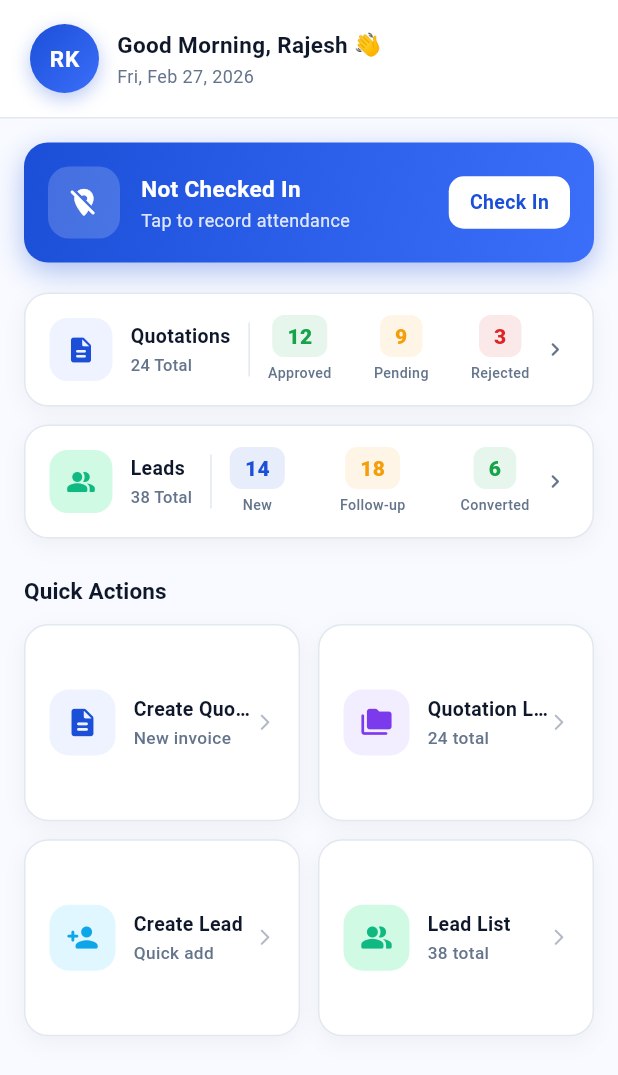
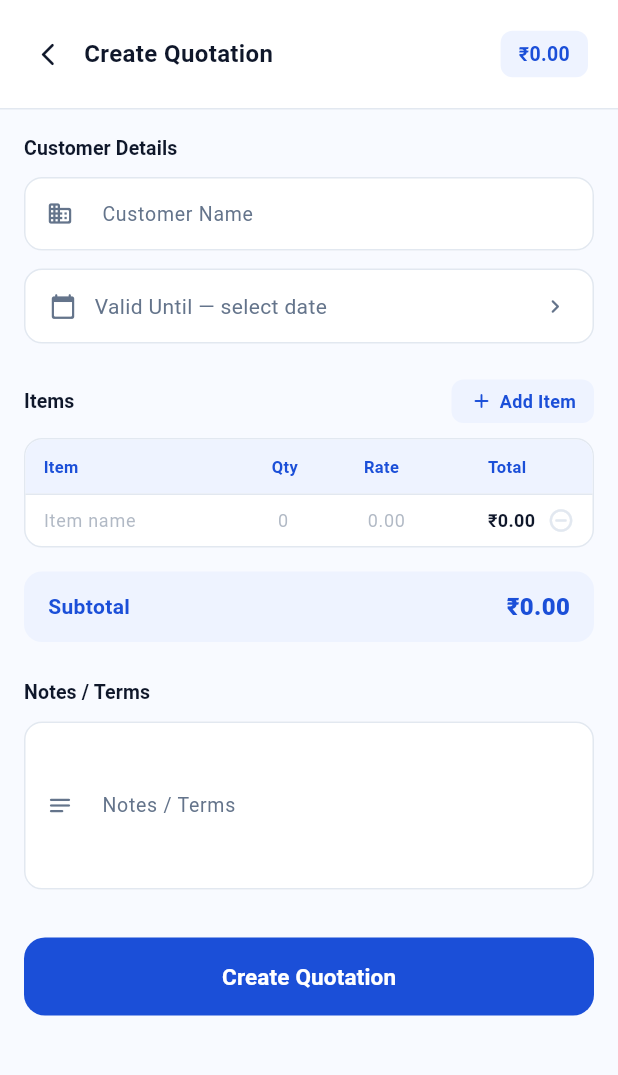
Before and after one commit to teambackoffice/velvaere_mobile_app, a Flutter app: the screen it shows after launch, after a tap on "Create Quotation", on a phone screen of 412 x 824 dp. Shown: the top 1075 px of the screen. Run offline on Flutter 3.47's test engine with Material 3 defaults, Android fonts, the phone set to English and light mode, and no system bars.

Commit message:
CREATE QUOTATION UI

```diff
--- a/lib/view/home_page.dart
+++ b/lib/view/home_page.dart
@@ -2,6 +2,7 @@ import 'dart:async';
 import 'package:flutter/material.dart';
 import 'package:flutter/services.dart';
 import 'package:velvaere_app/theme/app_colors.dart';
+import 'package:velvaere_app/view/quotation/create_quotation.dart';
 
 // ─── Data Models ─────────────────────────────────────────────────────────
 enum CheckInStatus { notCheckedIn, checkedIn }
@@ -55,6 +56,12 @@ class _HomePageState extends State<HomePage>
   void dispose() {
     _pulseController.dispose();
     super.dispose();
+  }
+
+  // ─── Navigation helper ───────────────────────────────────────────────────
+  void _navigate(Widget page) {
+    HapticFeedback.selectionClick();
+    Navigator.push(context, MaterialPageRoute(builder: (_) => page));
   }
 
   Future<void> _handleCheckIn() async {
@@ -150,7 +157,7 @@ class _HomePageState extends State<HomePage>
                             color: kError,
                           ),
                         ],
-                        onTap: () => HapticFeedback.selectionClick(),
+                        // onTap: () => _navigate(const QuotationListPage()),
                       ),
 
                       const SizedBox(height: 12),
@@ -180,7 +187,7 @@ class _HomePageState extends State<HomePage>
                             color: kSuccess,
                           ),
                         ],
-                        onTap: () => HapticFeedback.selectionClick(),
+                        // onTap: () => _navigate(const LeadListPage()),
                       ),
 
                       const SizedBox(height: 24),
@@ -416,7 +423,7 @@ class _HomePageState extends State<HomePage>
     required Color iconColor,
     required Color iconBg,
     required List<_StatChip> stats,
-    required VoidCallback onTap,
+    VoidCallback? onTap,
   }) {
     return GestureDetector(
       onTap: onTap,
@@ -527,6 +534,7 @@ class _HomePageState extends State<HomePage>
         icon: Icons.description_rounded,
         color: kPrimary,
         bgColor: kPrimaryBg,
+        onTap: () => _navigate(const CreateQuotationPage()),
       ),
       _QuickActionData(
         title: 'Quotation List',
@@ -534,6 +542,7 @@ class _HomePageState extends State<HomePage>
         icon: Icons.folder_copy_rounded,
         color: const Color(0xFF7C3AED),
         bgColor: const Color(0xFFF3EEFF),
+        // onTap: () => _navigate(const QuotationListPage()),
       ),
       _QuickActionData(
         title: 'Create Lead',
@@ -541,6 +550,7 @@ class _HomePageState extends State<HomePage>
         icon: Icons.person_add_rounded,
         color: const Color(0xFF0EA5E9),
         bgColor: const Color(0xFFE0F7FF),
+        // onTap: () => _navigate(const CreateLeadPage()),
       ),
       _QuickActionData(
         title: 'Lead List',
@@ -548,6 +558,7 @@ class _HomePageState extends State<HomePage>
         icon: Icons.people_alt_rounded,
         color: const Color(0xFF10B981),
         bgColor: const Color(0xFFD1FAE5),
+        // onTap: () => _navigate(const LeadListPage()),
       ),
     ];
 
@@ -567,7 +578,7 @@ class _HomePageState extends State<HomePage>
 
   Widget _buildActionCard(_QuickActionData data) {
     return GestureDetector(
-      onTap: () => HapticFeedback.selectionClick(),
+      onTap: data.onTap,
       child: Container(
         padding: const EdgeInsets.all(16),
         decoration: BoxDecoration(
@@ -640,6 +651,7 @@ class _QuickActionData {
   final IconData icon;
   final Color color;
   final Color bgColor;
+  final VoidCallback? onTap;
 
   const _QuickActionData({
     required this.title,
@@ -647,6 +659,7 @@ class _QuickActionData {
     required this.icon,
     required this.color,
     required this.bgColor,
+    this.onTap,
   });
 }
 
--- a/lib/view/quotation/create_quotation.dart
+++ b/lib/view/quotation/create_quotation.dart
@@ -0,0 +1,576 @@
+import 'package:flutter/material.dart';
+import 'package:flutter/services.dart';
+import 'package:velvaere_app/theme/app_colors.dart';
+
+class CreateQuotationPage extends StatefulWidget {
+  const CreateQuotationPage({super.key});
+
+  @override
+  State<CreateQuotationPage> createState() => _CreateQuotationPageState();
+}
+
+class _CreateQuotationPageState extends State<CreateQuotationPage> {
+  final _formKey = GlobalKey<FormState>();
+  final _customerController = TextEditingController();
+  final _notesController = TextEditingController();
+  DateTime? _validUntil;
+  bool _submitting = false;
+
+  final List<_LineItem> _items = [_LineItem()];
+
+  @override
+  void dispose() {
+    _customerController.dispose();
+    _notesController.dispose();
+    super.dispose();
+  }
+
+  double get _subtotal => _items.fold(0, (sum, item) => sum + item.total);
+
+  Future<void> _pickDate() async {
+    final picked = await showDatePicker(
+      context: context,
+      initialDate: DateTime.now().add(const Duration(days: 30)),
+      firstDate: DateTime.now(),
+      lastDate: DateTime.now().add(const Duration(days: 365)),
+      builder: (context, child) => Theme(
+        data: Theme.of(context).copyWith(
+          colorScheme: const ColorScheme.light(
+            primary: kPrimary,
+            onPrimary: Colors.white,
+            surface: kCard,
+          ),
+        ),
+        child: child!,
+      ),
+    );
+    if (picked != null) setState(() => _validUntil = picked);
+  }
+
+  Future<void> _submit() async {
+    if (!_formKey.currentState!.validate()) return;
+    HapticFeedback.mediumImpact();
+    setState(() => _submitting = true);
+    await Future.delayed(const Duration(milliseconds: 1500));
+    setState(() => _submitting = false);
+    if (mounted) {
+      ScaffoldMessenger.of(context).showSnackBar(
+        SnackBar(
+          content: const Text('Quotation created successfully!'),
+          backgroundColor: kSuccess,
+          behavior: SnackBarBehavior.floating,
+          shape: RoundedRectangleBorder(
+            borderRadius: BorderRadius.circular(10),
+          ),
+        ),
+      );
+      Navigator.pop(context, true);
+    }
+  }
+
+  @override
+  Widget build(BuildContext context) {
+    return AnnotatedRegion<SystemUiOverlayStyle>(
+      value: const SystemUiOverlayStyle(
+        statusBarColor: Colors.transparent,
+        statusBarIconBrightness: Brightness.dark,
+      ),
+      child: Scaffold(
+        backgroundColor: kSurface,
+        body: SafeArea(
+          child: Column(
+            children: [
+              _buildAppBar(),
+              Expanded(
+                child: Form(
+                  key: _formKey,
+                  child: SingleChildScrollView(
+                    physics: const BouncingScrollPhysics(),
+                    padding: const EdgeInsets.all(16),
+                    child: Column(
+                      crossAxisAlignment: CrossAxisAlignment.start,
+                      children: [
+                        // ── Customer ─────────────────────────────────
+                        _sectionLabel('Customer Details'),
+                        const SizedBox(height: 10),
+                        _buildTextField(
+                          controller: _customerController,
+                          label: 'Customer Name',
+                          hint: 'e.g. Acme Corp',
+                          icon: Icons.business_rounded,
+                          validator: (v) =>
+                              v == null || v.trim().isEmpty ? 'Required' : null,
+                        ),
+
+                        const SizedBox(height: 12),
+                        _buildDateField(),
+
+                        const SizedBox(height: 24),
+
+                        // ── Items ────────────────────────────────────
+                        Row(
+                          children: [
+                            _sectionLabel('Items'),
+                            const Spacer(),
+                            GestureDetector(
+                              onTap: () {
+                                HapticFeedback.selectionClick();
+                                setState(() => _items.add(_LineItem()));
+                              },
+                              child: Container(
+                                padding: const EdgeInsets.symmetric(
+                                  horizontal: 12,
+                                  vertical: 6,
+                                ),
+                                decoration: BoxDecoration(
+                                  color: kPrimaryBg,
+                                  borderRadius: BorderRadius.circular(8),
+                                ),
+                                child: const Row(
+                                  children: [
+                                    Icon(
+                                      Icons.add_rounded,
+                                      color: kPrimary,
+                                      size: 16,
+                                    ),
+                                    SizedBox(width: 4),
+                                    Text(
+                                      'Add Item',
+                                      style: TextStyle(
+                                        color: kPrimary,
+                                        fontSize: 12,
+                                        fontWeight: FontWeight.w600,
+                                      ),
+                                    ),
+                                  ],
+                                ),
+                              ),
+                            ),
+                          ],
+                        ),
+                        const SizedBox(height: 10),
+                        _buildItemsTable(),
+
+                        const SizedBox(height: 16),
+                        _buildTotalRow(),
+
+                        const SizedBox(height: 24),
+
+                        // ── Notes ────────────────────────────────────
+                        _sectionLabel('Notes / Terms'),
+                        const SizedBox(height: 10),
+                        _buildTextField(
+                          controller: _notesController,
+                          label: 'Notes / Terms',
+                          hint: 'Payment terms, delivery notes...',
+                          icon: Icons.notes_rounded,
+                          maxLines: 4,
+                        ),
+
+                        const SizedBox(height: 32),
+                        _buildSubmitButton(),
+                        const SizedBox(height: 16),
+                      ],
+                    ),
+                  ),
+                ),
+              ),
+            ],
+          ),
+        ),
+      ),
+    );
+  }
+
+  Widget _buildAppBar() {
+    return Container(
+      padding: const EdgeInsets.fromLTRB(8, 12, 20, 12),
+      decoration: const BoxDecoration(
+        color: kCard,
+        border: Border(bottom: BorderSide(color: kBorder)),
+      ),
+      child: Row(
+        children: [
+          IconButton(
+            onPressed: () => Navigator.pop(context),
+            icon: const Icon(
+              Icons.arrow_back_ios_new_rounded,
+              color: kText,
+              size: 18,
+            ),
+          ),
+          const Expanded(
+            child: Text(
+              'Create Quotation',
+              style: TextStyle(
+                color: kText,
+                fontSize: 16,
+                fontWeight: FontWeight.w700,
+              ),
+            ),
+          ),
+          Container(
+            padding: const EdgeInsets.symmetric(horizontal: 12, vertical: 6),
+            decoration: BoxDecoration(
+              color: kPrimaryBg,
+              borderRadius: BorderRadius.circular(8),
+            ),
+            child: Text(
+              '₹${_subtotal.toStringAsFixed(2)}',
+              style: const TextStyle(
+                color: kPrimary,
+                fontSize: 13,
+                fontWeight: FontWeight.w700,
+              ),
+            ),
+          ),
+        ],
+      ),
+    );
+  }
+
+  Widget _sectionLabel(String text) {
+    return Text(
+      text,
+      style: const TextStyle(
+        color: kText,
+        fontSize: 13,
+        fontWeight: FontWeight.w700,
+        letterSpacing: 0.1,
+      ),
+    );
+  }
+
+  Widget _buildTextField({
+    required TextEditingController controller,
+    required String label,
+    required String hint,
+    required IconData icon,
+    int maxLines = 1,
+    String? Function(String?)? validator,
+  }) {
+    return TextFormField(
+      controller: controller,
+      maxLines: maxLines,
+      validator: validator,
+      style: const TextStyle(color: kText, fontSize: 14),
+      decoration: InputDecoration(
+        labelText: label,
+        hintText: hint,
+        prefixIcon: Icon(icon, color: kSubtext, size: 18),
+        labelStyle: const TextStyle(color: kSubtext, fontSize: 13),
+        hintStyle: const TextStyle(color: kBorder, fontSize: 13),
+        filled: true,
+        fillColor: kCard,
+        enabledBorder: OutlineInputBorder(
+          borderRadius: BorderRadius.circular(12),
+          borderSide: const BorderSide(color: kBorder),
+        ),
+        focusedBorder: OutlineInputBorder(
+          borderRadius: BorderRadius.circular(12),
+          borderSide: const BorderSide(color: kPrimary, width: 1.5),
+        ),
+        errorBorder: OutlineInputBorder(
+          borderRadius: BorderRadius.circular(12),
+          borderSide: const BorderSide(color: kError),
+        ),
+        focusedErrorBorder: OutlineInputBorder(
+          borderRadius: BorderRadius.circular(12),
+          borderSide: const BorderSide(color: kError, width: 1.5),
+        ),
+        contentPadding: const EdgeInsets.symmetric(
+          horizontal: 16,
+          vertical: 14,
+        ),
+      ),
+    );
+  }
+
+  Widget _buildDateField() {
+    return GestureDetector(
+      onTap: _pickDate,
+      child: Container(
+        padding: const EdgeInsets.symmetric(horizontal: 16, vertical: 14),
+        decoration: BoxDecoration(
+          color: kCard,
+          borderRadius: BorderRadius.circular(12),
+          border: Border.all(color: kBorder),
+        ),
+        child: Row(
+          children: [
+            const Icon(Icons.calendar_today_rounded, color: kSubtext, size: 18),
+            const SizedBox(width: 12),
+            Expanded(
+              child: Text(
+                _validUntil == null
+                    ? 'Valid Until — select date'
+                    : 'Valid Until: ${_validUntil!.day}/${_validUntil!.month}/${_validUntil!.year}',
+                style: TextStyle(
+                  color: _validUntil == null ? kSubtext : kText,
+                  fontSize: 14,
+                ),
+              ),
+            ),
+            const Icon(Icons.chevron_right_rounded, color: kSubtext, size: 18),
+          ],
+        ),
+      ),
+    );
+  }
+
+  Widget _buildItemsTable() {
+    return Container(
+      decoration: BoxDecoration(
+        color: kCard,
+        borderRadius: BorderRadius.circular(12),
+        border: Border.all(color: kBorder),
+      ),
+      child: Column(
+        children: [
+          // Header
+          Container(
+            padding: const EdgeInsets.symmetric(horizontal: 12, vertical: 10),
+            decoration: const BoxDecoration(
+              color: kPrimaryBg,
+              borderRadius: BorderRadius.vertical(top: Radius.circular(11)),
+            ),
+            child: const Row(
+              children: [
+                Expanded(
+                  flex: 4,
+                  child: Text(
+                    'Item',
+                    style: TextStyle(
+                      color: kPrimary,
+                      fontSize: 11,
+                      fontWeight: FontWeight.w700,
+                    ),
+                  ),
+                ),
+                Expanded(
+                  flex: 2,
+                  child: Text(
+                    'Qty',
+                    textAlign: TextAlign.center,
+                    style: TextStyle(
+                      color: kPrimary,
+                      fontSize: 11,
+                      fontWeight: FontWeight.w700,
+                    ),
+                  ),
+                ),
+                Expanded(
+                  flex: 2,
+                  child: Text(
+                    'Rate',
+                    textAlign: TextAlign.center,
+                    style: TextStyle(
+                      color: kPrimary,
+                      fontSize: 11,
+                      fontWeight: FontWeight.w700,
+                    ),
+                  ),
+                ),
+                Expanded(
+                  flex: 2,
+                  child: Text(
+                    'Total',
+                    textAlign: TextAlign.right,
+                    style: TextStyle(
+                      color: kPrimary,
+                      fontSize: 11,
+                      fontWeight: FontWeight.w700,
+                    ),
+                  ),
+                ),
+                SizedBox(width: 32),
+              ],
+            ),
+          ),
+          const Divider(height: 1, color: kBorder),
+          ...List.generate(_items.length, (i) => _buildItemRow(i)),
+        ],
+      ),
+    );
+  }
+
+  Widget _buildItemRow(int index) {
+    final item = _items[index];
+    return Column(
+      children: [
+        Padding(
+          padding: const EdgeInsets.symmetric(horizontal: 12, vertical: 8),
+          child: Row(
+            children: [
+              // Item name
+              Expanded(
+                flex: 4,
+                child: TextFormField(
+                  initialValue: item.name,
+                  onChanged: (v) => setState(() => item.name = v),
+                  style: const TextStyle(color: kText, fontSize: 12),
+                  decoration: InputDecoration(
+                    hintText: 'Item name',
+                    hintStyle: TextStyle(
+                      color: kSubtext.withOpacity(0.5),
+                      fontSize: 12,
+                    ),
+                    border: InputBorder.none,
+                    isDense: true,
+                    contentPadding: EdgeInsets.zero,
+                  ),
+                ),
+              ),
+              const SizedBox(width: 8),
+              // Qty
+              Expanded(
+                flex: 2,
+                child: TextFormField(
+                  initialValue: item.qty > 0 ? item.qty.toString() : '',
+                  onChanged: (v) =>
+                      setState(() => item.qty = double.tryParse(v) ?? 0),
+                  keyboardType: TextInputType.number,
+                  textAlign: TextAlign.center,
+                  style: const TextStyle(color: kText, fontSize: 12),
+                  decoration: InputDecoration(
+                    hintText: '0',
+                    hintStyle: TextStyle(
+                      color: kSubtext.withOpacity(0.5),
+                      fontSize: 12,
+                    ),
+                    border: InputBorder.none,
+                    isDense: true,
+                    contentPadding: EdgeInsets.zero,
+                  ),
+                ),
+              ),
+              const SizedBox(width: 8),
+              // Rate
+              Expanded(
+                flex: 2,
+                child: TextFormField(
+                  initialValue: item.rate > 0 ? item.rate.toString() : '',
+                  onChanged: (v) =>
+                      setState(() => item.rate = double.tryParse(v) ?? 0),
+                  keyboardType: TextInputType.number,
+                  textAlign: TextAlign.center,
+                  style: const TextStyle(color: kText, fontSize: 12),
+                  decoration: InputDecoration(
+                    hintText: '0.00',
+                    hintStyle: TextStyle(
+                      color: kSubtext.withOpacity(0.5),
+                      fontSize: 12,
+                    ),
+                    border: InputBorder.none,
+                    isDense: true,
+                    contentPadding: EdgeInsets.zero,
+                  ),
+                ),
+              ),
+              const SizedBox(width: 8),
+              // Total
+              Expanded(
+                flex: 2,
+                child: Text(
+                  '₹${item.total.toStringAsFixed(2)}',
+                  textAlign: TextAlign.right,
+                  style: const TextStyle(
+                    color: kText,
+                    fontSize: 12,
+                    fontWeight: FontWeight.w600,
+                  ),
+                ),
+              ),
+              const SizedBox(width: 8),
+              // Delete
+              GestureDetector(
+                onTap: _items.length > 1
+                    ? () {
+                        HapticFeedback.selectionClick();
+                        setState(() => _items.removeAt(index));
+                      }
+                    : null,
+                child: Icon(
+                  Icons.remove_circle_outline_rounded,
+                  color: _items.length > 1 ? kError : kBorder,
+                  size: 18,
+                ),
+              ),
+            ],
+          ),
+        ),
+        if (index < _items.length - 1) const Divider(height: 1, color: kBorder),
+      ],
+    );
+  }
+
+  Widget _buildTotalRow() {
+    return Container(
+      padding: const EdgeInsets.symmetric(horizontal: 16, vertical: 12),
+      decoration: BoxDecoration(
+        color: kPrimaryBg,
+        borderRadius: BorderRadius.circular(12),
+      ),
+      child: Row(
+        mainAxisAlignment: MainAxisAlignment.spaceBetween,
+        children: [
+          const Text(
+            'Subtotal',
+            style: TextStyle(
+              color: kPrimary,
+              fontSize: 14,
+              fontWeight: FontWeight.w700,
+            ),
+          ),
+          Text(
+            '₹${_subtotal.toStringAsFixed(2)}',
+            style: const TextStyle(
+              color: kPrimary,
+              fontSize: 16,
+              fontWeight: FontWeight.w800,
+            ),
+          ),
+        ],
+      ),
+    );
+  }
+
+  Widget _buildSubmitButton() {
+    return SizedBox(
+      width: double.infinity,
+      height: 52,
+      child: ElevatedButton(
+        onPressed: _submitting ? null : _submit,
+        style: ElevatedButton.styleFrom(
+          backgroundColor: kPrimary,
+          foregroundColor: Colors.white,
+          disabledBackgroundColor: kPrimary.withOpacity(0.6),
+          shape: RoundedRectangleBorder(
+            borderRadius: BorderRadius.circular(14),
+          ),
+          elevation: 0,
+        ),
+        child: _submitting
+            ? const SizedBox(
+                width: 20,
+                height: 20,
+                child: CircularProgressIndicator(
+                  color: Colors.white,
+                  strokeWidth: 2,
+                ),
+              )
+            : const Text(
+                'Create Quotation',
+                style: TextStyle(fontSize: 15, fontWeight: FontWeight.w700),
+              ),
+      ),
+    );
+  }
+}
+
+class _LineItem {
+  String name = '';
+  double qty = 0;
+  double rate = 0;
+  double get total => qty * rate;
+}
```
Also changed, not shown: lib/view/lead/create_lead.dart (added), lib/view/lead/lead_list.dart (added).
